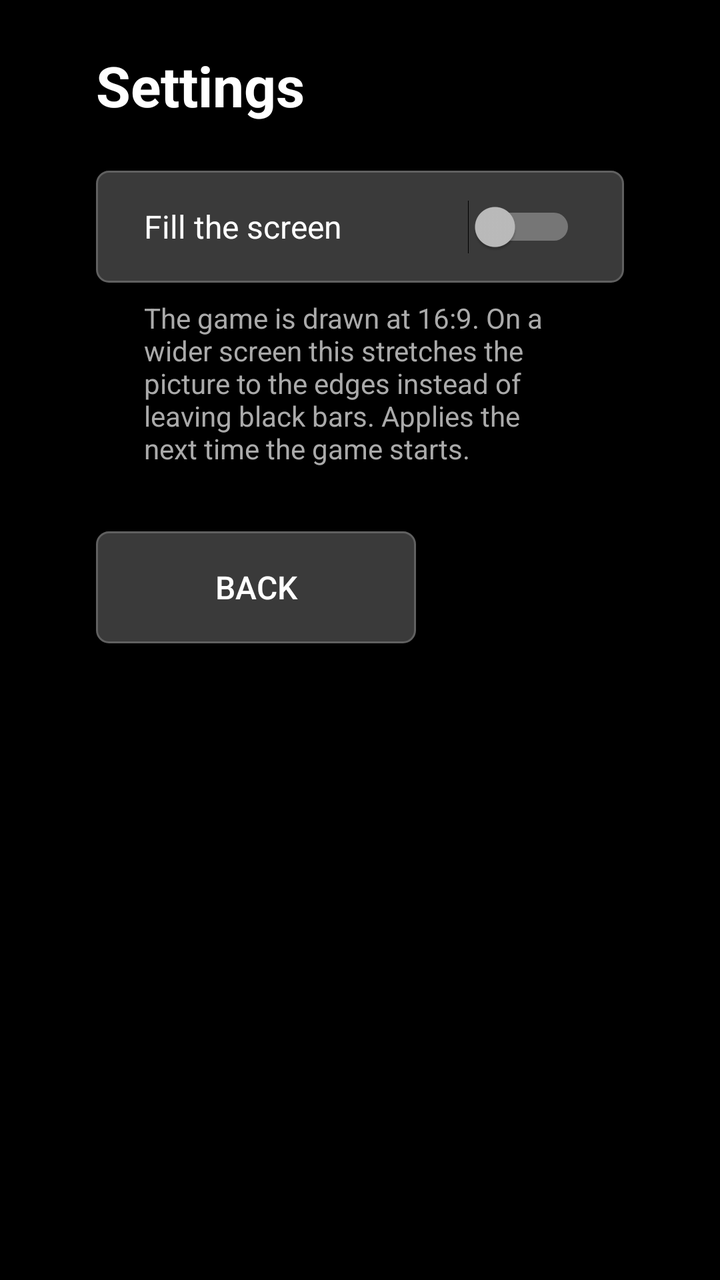
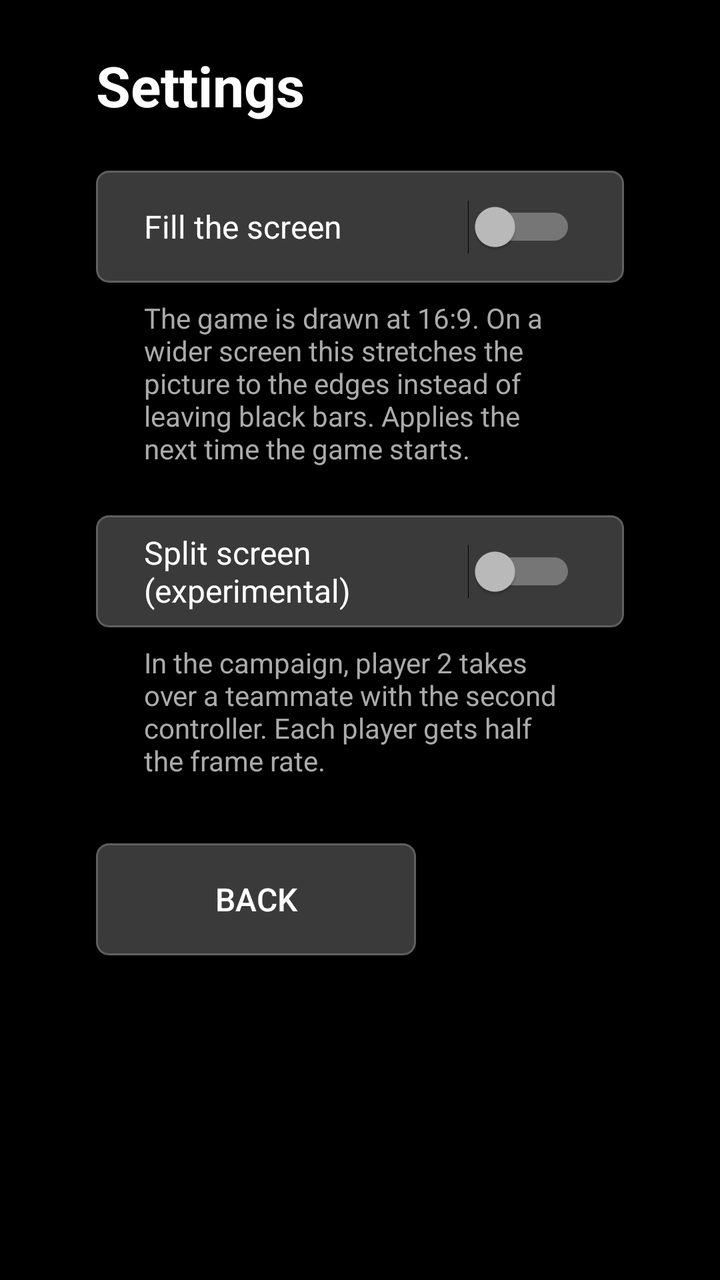

Two renders of the same Android screen: before a commit and after it. Below are the layout's source before the change and the commit's diff.
<!-- AndroidManifest.xml: activity theme Theme.Battlefield2ModernCombat.Menu -->
<!-- res/layout/activity_settings.xml -->
<?xml version="1.0" encoding="utf-8"?>
<ScrollView xmlns:android="http://schemas.android.com/apk/res/android"
    android:id="@+id/settings_scroll"
    android:layout_width="match_parent"
    android:layout_height="match_parent"
    android:background="@color/black"
    android:fillViewport="true">

    <LinearLayout
        android:layout_width="match_parent"
        android:layout_height="wrap_content"
        android:orientation="vertical"
        android:paddingHorizontal="48dp"
        android:paddingVertical="24dp">

        <TextView
            android:layout_width="wrap_content"
            android:layout_height="wrap_content"
            android:text="@string/home_settings"
            android:textColor="@color/white"
            android:textSize="28sp"
            android:textStyle="bold" />

        <Switch
            android:id="@+id/settings_fill"
            android:layout_width="match_parent"
            android:layout_height="wrap_content"
            android:layout_marginTop="24dp"
            android:background="@drawable/menu_button"
            android:minHeight="56dp"
            android:nextFocusDown="@+id/settings_back"
            android:paddingHorizontal="24dp"
            android:text="@string/settings_fill"
            android:textColor="@color/white"
            android:textSize="16sp" />

        <TextView
            android:layout_width="wrap_content"
            android:layout_height="wrap_content"
            android:layout_marginTop="8dp"
            android:paddingHorizontal="24dp"
            android:text="@string/settings_fill_detail"
            android:textColor="#FFAAAAAA"
            android:textSize="14sp" />

        <Button
            android:id="@id/settings_back"
            style="@style/MenuButton"
            android:layout_marginTop="32dp"
            android:nextFocusUp="@id/settings_fill"
            android:text="@string/settings_back" />
    </LinearLayout>
</ScrollView>
<!-- resources referenced by this layout -->
<resources>
  <color name="black">#FF000000</color>
  <color name="white">#FFFFFFFF</color>
  <!-- drawable menu_button (drawable) -->
  <?xml version="1.0" encoding="utf-8"?>
  <selector xmlns:android="http://schemas.android.com/apk/res/android">
      <item android:state_enabled="false">
          <shape android:shape="rectangle">
              <corners android:radius="6dp" />
              <solid android:color="#FF202020" />
          </shape>
      </item>
      <item android:state_pressed="true">
          <shape android:shape="rectangle">
              <corners android:radius="6dp" />
              <solid android:color="#FF8A1C1C" />
              <stroke android:width="3dp" android:color="#FFFFFFFF" />
          </shape>
      </item>
      <item android:state_focused="true">
          <shape android:shape="rectangle">
              <corners android:radius="6dp" />
              <solid android:color="#FF6A1414" />
              <stroke android:width="3dp" android:color="#FFFFFFFF" />
          </shape>
      </item>
      <item>
          <shape android:shape="rectangle">
              <corners android:radius="6dp" />
              <solid android:color="#FF3A3A3A" />
              <stroke android:width="1dp" android:color="#FF606060" />
          </shape>
      </item>
  </selector>
  <string name="home_settings">Settings</string>
  <string name="settings_back">Back</string>
  <string name="settings_fill">Fill the screen</string>
  <string name="settings_fill_detail">The game is drawn at 16:9. On a wider screen this stretches the picture to the edges instead of leaving black bars. Applies the next time the game starts.</string>
  <style name="MenuButton" parent="android:Widget.Material.Button.Borderless">
          <item name="android:layout_width">wrap_content</item>
          <item name="android:layout_height">wrap_content</item>
          <item name="android:minWidth">160dp</item>
          <item name="android:minHeight">56dp</item>
          <item name="android:paddingHorizontal">24dp</item>
          <item name="android:background">@drawable/menu_button</item>
          <item name="android:textColor">@color/white</item>
          <item name="android:textSize">16sp</item>
          <item name="android:focusable">true</item>
      </style>
  <style name="Theme.Battlefield2ModernCombat.Menu" parent="android:Theme.Material.NoActionBar.Fullscreen">
          <item name="android:windowBackground">@color/black</item>
          <item name="android:colorAccent">#FFB02020</item>
      </style>
</resources>

<!-- the commit's change to res/layout/activity_settings.xml (unified diff, before → after) -->
@@ -28,7 +28,7 @@
             android:layout_marginTop="24dp"
             android:background="@drawable/menu_button"
             android:minHeight="56dp"
-            android:nextFocusDown="@+id/settings_back"
+            android:nextFocusDown="@+id/settings_split"
             android:paddingHorizontal="24dp"
             android:text="@string/settings_fill"
             android:textColor="@color/white"
@@ -43,11 +43,34 @@
             android:textColor="#FFAAAAAA"
             android:textSize="14sp" />
 
+        <Switch
+            android:id="@id/settings_split"
+            android:layout_width="match_parent"
+            android:layout_height="wrap_content"
+            android:layout_marginTop="24dp"
+            android:background="@drawable/menu_button"
+            android:minHeight="56dp"
+            android:nextFocusUp="@id/settings_fill"
+            android:nextFocusDown="@+id/settings_back"
+            android:paddingHorizontal="24dp"
+            android:text="@string/settings_split"
+            android:textColor="@color/white"
+            android:textSize="16sp" />
+
+        <TextView
+            android:layout_width="wrap_content"
+            android:layout_height="wrap_content"
+            android:layout_marginTop="8dp"
+            android:paddingHorizontal="24dp"
+            android:text="@string/settings_split_detail"
+            android:textColor="#FFAAAAAA"
+            android:textSize="14sp" />
+
         <Button
             android:id="@id/settings_back"
             style="@style/MenuButton"
             android:layout_marginTop="32dp"
-            android:nextFocusUp="@id/settings_fill"
+            android:nextFocusUp="@id/settings_split"
             android:text="@string/settings_back" />
     </LinearLayout>
 </ScrollView>
<!-- resource entries referenced after the edit -->
@@ -37,6 +37,8 @@
   <string name="settings_back">Back</string>
   <string name="settings_fill">Fill the screen</string>
   <string name="settings_fill_detail">The game is drawn at 16:9. On a wider screen this stretches the picture to the edges instead of leaving black bars. Applies the next time the game starts.</string>
+  <string name="settings_split">Split screen (experimental)</string>
+  <string name="settings_split_detail">In the campaign, player 2 takes over a teammate with the second controller. Each player gets half the frame rate.</string>
   <style name="MenuButton" parent="android:Widget.Material.Button.Borderless">
           <item name="android:layout_width">wrap_content</item>
           <item name="android:layout_height">wrap_content</item>
